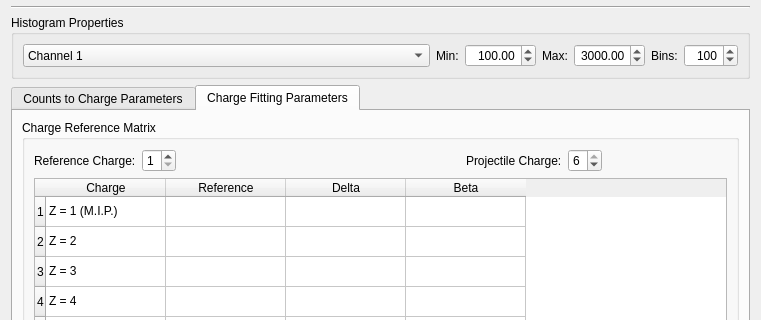
First picture: the form in settingsdialog.ui, repository MichaelColonel/BeamComposition-Linux, before the edit; both pictures show x 0 to 761 and y 88 to 408 of the 761 by 769 pixel window.
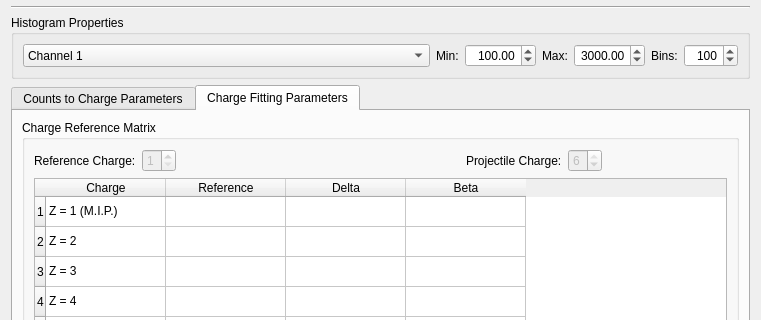
Second picture: the form after the edit. The open tabs and pages were chosen to show the change. Icons and pictures are not drawn.

Patch:
```diff
--- a/settingsdialog.ui
+++ b/settingsdialog.ui
@@ -369,6 +369,9 @@
             </item>
             <item>
              <widget class="QSpinBox" name="referenceChargeSpinBox">
+              <property name="enabled">
+               <bool>false</bool>
+              </property>
               <property name="minimum">
                <number>1</number>
               </property>
@@ -399,6 +402,9 @@
             </item>
             <item>
              <widget class="QSpinBox" name="projectileChargeSpinBox">
+              <property name="enabled">
+               <bool>false</bool>
+              </property>
               <property name="minimum">
                <number>1</number>
               </property>
```
